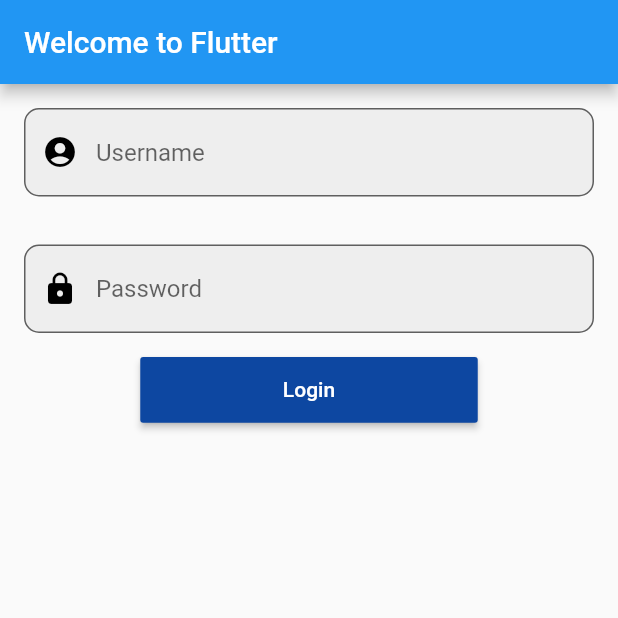
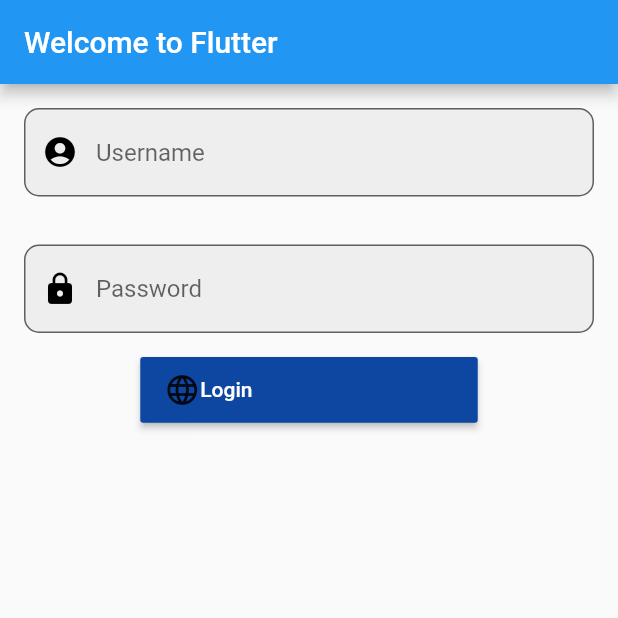
Before and after one commit to lilag-dawg/OSS_APP, a Flutter app: the screen it shows after launch, on a phone screen of 412 x 824 dp, the top half of it. Run offline on Flutter 3.47's test engine with Material 2 defaults, Android fonts, the phone set to English and light mode, and no system bars.

Commit message:
OSS-145 : Add icons to button

```diff
--- a/lib/blueButton.dart
+++ b/lib/blueButton.dart
@@ -4,8 +4,9 @@
 class BlueButton extends StatelessWidget {
   final String inputText;
   final Function selectHandler;
+  final IconData inputIcon;
 
-  BlueButton(this.inputText, this.selectHandler);
+  BlueButton(this.inputText, this.selectHandler, this.inputIcon);
 
   @override
   Widget build(BuildContext context) {
@@ -13,14 +14,18 @@
       width: Constants.appWidth/2,
       height: Constants.appHeight/16,
       child: RaisedButton(
-        color: Colors.blue[900] ,
-        child: Text(
-          inputText,
-          style:
-          TextStyle(
-            color: Colors.white
+        color: Colors.blue[900] , // changer la couleur
+        child: Row(children: <Widget>[
+            Icon(inputIcon),
+            Text(
+            inputText,
+            style:
+            TextStyle(
+              color: Colors.white
+              ),
             ),
-          ),
+          ],
+        ),
         onPressed: selectHandler,
       ),
     );
--- a/lib/main.dart
+++ b/lib/main.dart
@@ -27,7 +27,7 @@
           children: <Widget>[
             TextFieldButton("Username",Icons.account_circle,false),
             TextFieldButton("Password",Icons.lock,true),
-            BlueButton("Login", _loginFunction)
+            BlueButton("Login", _loginFunction, Icons.language)
           ],
           )
       ),
```
